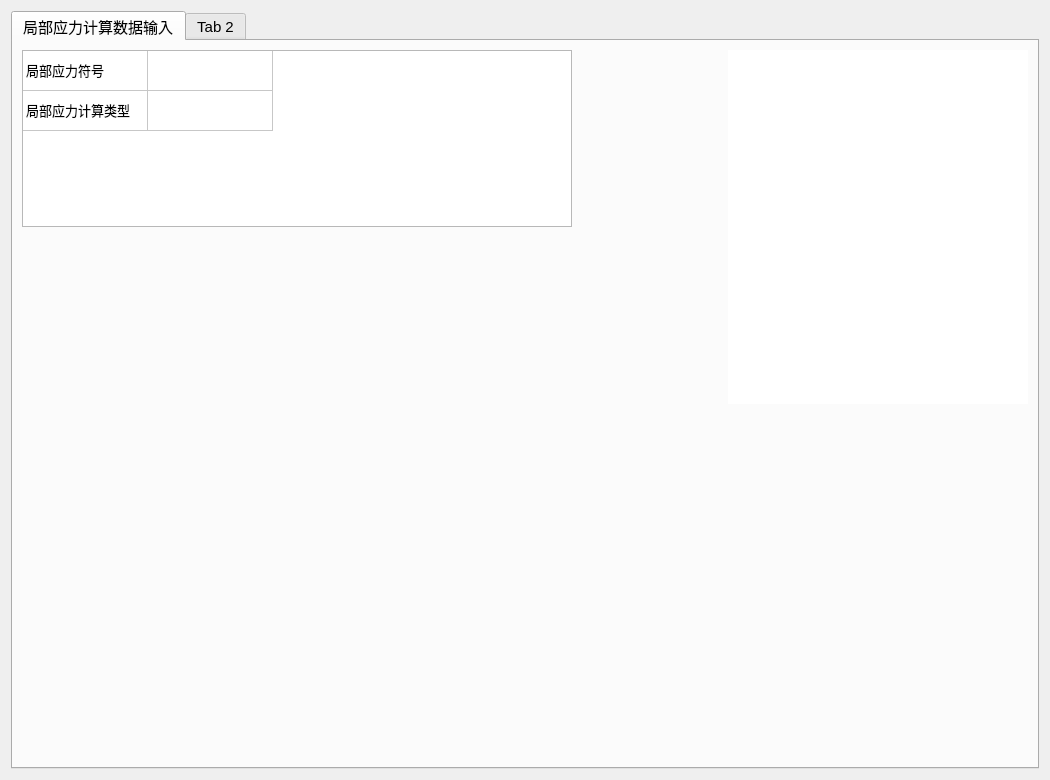
Qt form modules/guankoudingyi/ui/pipe_openingload.ui (smallyu666/smallyu_donlanpec) before a commit.
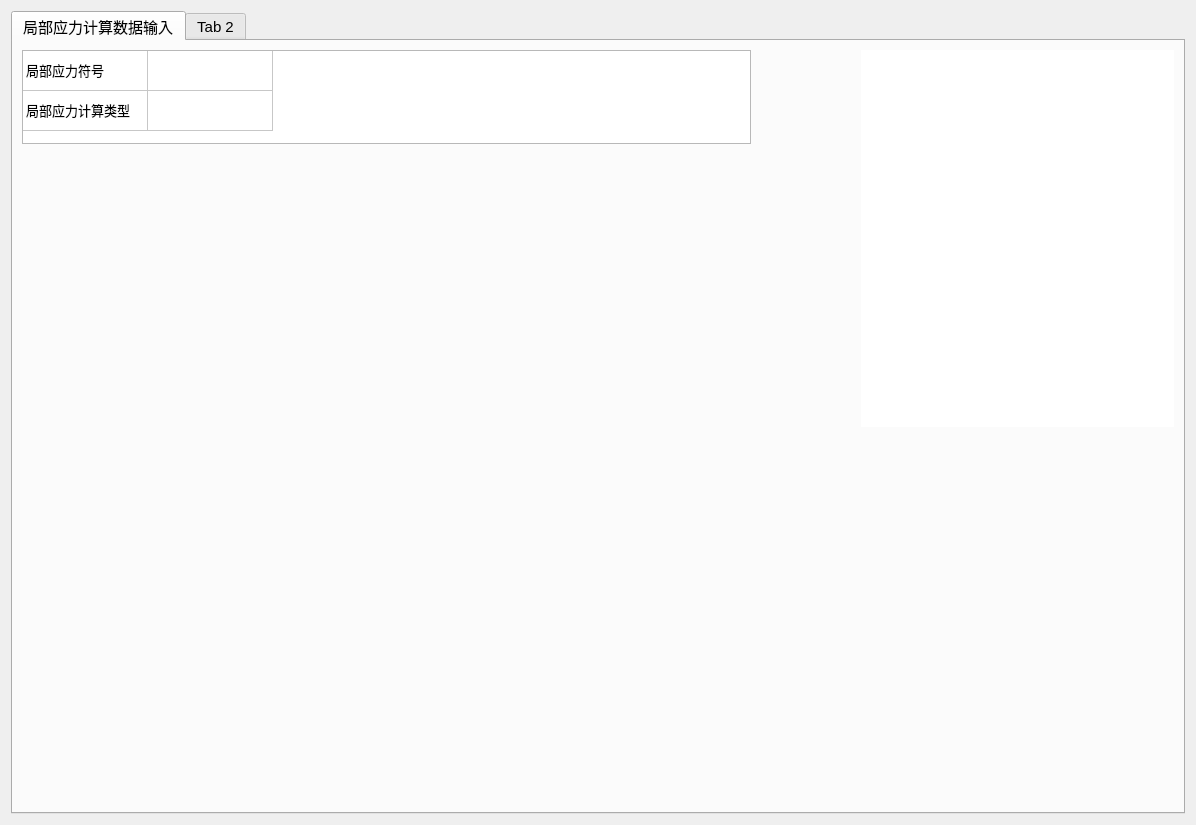
The same form after that commit.

The edit to the form file:
```diff
--- a/modules/guankoudingyi/ui/pipe_openingload.ui
+++ b/modules/guankoudingyi/ui/pipe_openingload.ui
@@ -6,8 +6,8 @@
    <rect>
     <x>0</x>
     <y>0</y>
-    <width>1050</width>
-    <height>780</height>
+    <width>1196</width>
+    <height>825</height>
    </rect>
   </property>
   <property name="windowTitle">
@@ -32,9 +32,9 @@
        <item>
         <layout class="QVBoxLayout" name="verticalLayout_6" stretch="1,1">
          <item>
-          <layout class="QHBoxLayout" name="horizontalLayout" stretch="2,1,2">
+          <layout class="QHBoxLayout" name="horizontalLayout" stretch="7,1,3">
            <item>
-            <layout class="QVBoxLayout" name="verticalLayout" stretch="1,1">
+            <layout class="QVBoxLayout" name="verticalLayout" stretch="1,3">
              <item>
               <widget class="QTableWidget" name="yinglijisuan">
                <property name="minimumSize">
```
Left out of the diff: 14 changed lines with no effect on the pictures.
